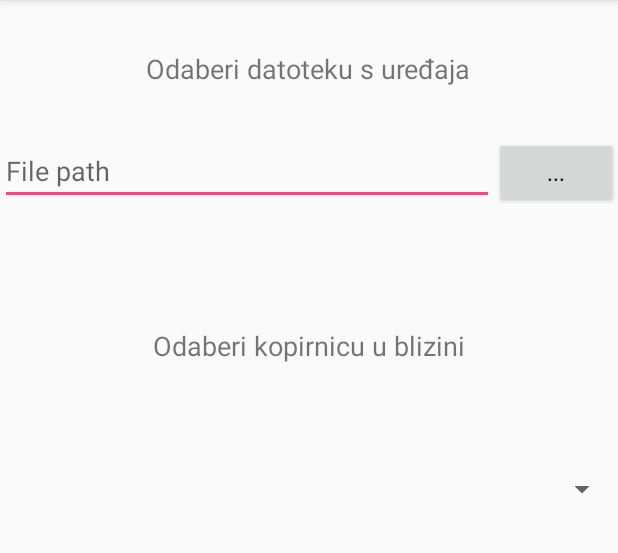
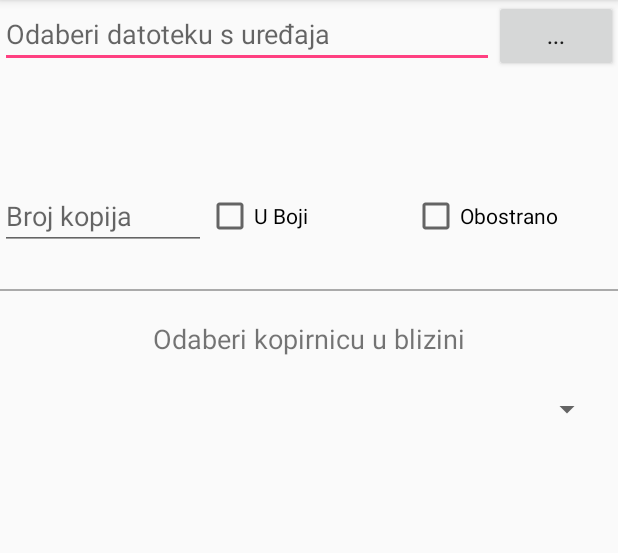
Before and after one commit to aarbanas/Print-n-Go, an Android app: the ListActivity screen opened directly, with no data from a screen before it, on a phone screen of 412 x 824 dp, the part 84-637 px from its top. Run offline under Robolectric (Android 15) with nearby library versions, the phone set to English and light mode, and no system bars.

Commit message:
Some layout updates, and comments added

```diff
--- a/app/src/main/java/com/example/arbi/printngo/ListActivity.java
+++ b/app/src/main/java/com/example/arbi/printngo/ListActivity.java
@@ -16,9 +16,6 @@ import android.widget.EditText;
 import android.widget.TextView;
 import android.widget.Toast;
 
-
-
-
 public class ListActivity extends AppCompatActivity {
 
     final int ACTIVITY_CHOOSE_FILE = 1;
@@ -27,7 +24,7 @@ public class ListActivity extends AppCompatActivity {
     protected void onCreate(Bundle savedInstanceState) {
         super.onCreate(savedInstanceState);
         setContentView(R.layout.activity_list);
-
+/*When the button (. . . ) is pressed user can select file he wants to send for printing  */
         Button openFile = (Button) findViewById(R.id.buttonSendFile);
         openFile.setOnClickListener(new View.OnClickListener() {
             @Override
@@ -39,21 +36,12 @@ public class ListActivity extends AppCompatActivity {
                 chooseFile.setType("*/*");
                 intent = Intent.createChooser(chooseFile, "Choose a file");
                 startActivityForResult(intent, ACTIVITY_CHOOSE_FILE);
-
-               /* try {
-                    startActivityForResult(Intent.createChooser(loadIntent, "Select your phrases .txt document"), 0);
-
-                } catch (android.content.ActivityNotFoundException e) {
-
-                    //if the user doesen't have file explorer installed
-                    Toast.makeText(ListActivity.this, "Please install a file manager!", Toast.LENGTH_SHORT).show();
-
-                }*/
             }
         });
     }
+    /*The selected file is than written in string (its path, not whole file) */
     protected void onActivityResult(int requestCode, int resultCode, Intent data) {
-        EditText editTextFile = (EditText) findViewById(R.id.editTextFile);
+        EditText editTextFile = (EditText) findViewById(R.id.editTextFilePath);
         switch(requestCode) {
             case ACTIVITY_CHOOSE_FILE: {
                 if (resultCode == RESULT_OK){
--- a/app/src/main/java/com/example/arbi/printngo/MainActivity.java
+++ b/app/src/main/java/com/example/arbi/printngo/MainActivity.java
@@ -17,13 +17,14 @@ public class MainActivity extends AppCompatActivity {
         setContentView(R.layout.activity_main);
     }
 
-    /** Called when the user taps the Map button */
+    /** Called when the user taps the Map button open Google maps to search for print shops in area*/
     public void openMap(View view) {
         Intent intent = new Intent(this, MapsActivity.class);
         startActivity(intent);
     }
 
-    /** Called when the user taps the List button */
+    /** Called when the user taps the "Isprintaj" button. It lists all the copy shops, lets the user to
+     * select file and other features. It shows all information about printing */
     public void openList(View view) {
         Intent intent = new Intent(this, ListActivity.class);
         startActivity(intent);
--- /dev/null
+++ b/app/src/main/res/drawable/border_set.xml
@@ -0,0 +1,24 @@
+<?xml version="1.0" encoding="utf-8"?>
+<layer-list xmlns:android="http://schemas.android.com/apk/res/android" >
+
+    <item
+        android:bottom="-2dp"
+        android:left="-2dp"
+        android:right="-2dp"
+        android:top="1dp">
+        <shape android:shape="rectangle" >
+            <stroke
+                android:width="1dp"
+                android:color="@android:color/darker_gray" />
+
+            <solid android:color="@android:color/transparent" />
+
+            <padding
+                android:bottom="10dp"
+                android:left="10dp"
+                android:right="10dp"
+                android:top="10dp" />
+        </shape>
+    </item>
+
+</layer-list>
--- a/app/src/main/res/layout/activity_list.xml
+++ b/app/src/main/res/layout/activity_list.xml
@@ -11,34 +11,25 @@
         android:layout_width="match_parent"
         android:layout_height="0dp"
         android:layout_weight="0.25"
-        android:gravity="center"
+        android:gravity="top|center"
         android:orientation="vertical"
         android:weightSum="1">
-
-        <TextView
-            android:id="@+id/textView"
-            android:layout_width="wrap_content"
-            android:layout_height="wrap_content"
-            android:layout_weight="0.4"
-            android:gravity="center"
-            android:textSize="18dp"
-            android:text="Odaberi datoteku s uređaja" />
 
         <LinearLayout
             android:layout_width="match_parent"
             android:layout_height="0dp"
-            android:layout_weight="0.6"
+            android:layout_weight="0.5"
             android:orientation="horizontal"
             android:weightSum="1">
 
             <EditText
-                android:id="@+id/editTextFile"
+                android:id="@+id/editTextFilePath"
                 android:layout_width="0dp"
                 android:layout_height="wrap_content"
                 android:layout_weight="0.8"
                 android:editable="false"
                 android:ems="10"
-                android:hint="File path"
+                android:hint="Odaberi datoteku s uređaja"
                 android:inputType="none" />
 
             <Button
@@ -51,21 +42,54 @@
 
         </LinearLayout>
 
+        <LinearLayout
+            android:layout_width="match_parent"
+            android:layout_height="0dp"
+            android:layout_weight="0.5"
+            android:weightSum="3"
+            android:gravity="center"
+            android:orientation="horizontal">
+
+            <EditText
+                android:id="@+id/editTextPaperCount"
+                android:layout_width="0dp"
+                android:layout_height="wrap_content"
+                android:layout_weight="1"
+                android:ems="10"
+                android:hint="Broj kopija"
+                android:inputType="number" />
+
+            <CheckBox
+                android:id="@+id/checkBoxInColor"
+                android:layout_width="0dp"
+                android:layout_height="wrap_content"
+                android:layout_weight="1"
+                android:text="U Boji" />
+
+            <CheckBox
+                android:id="@+id/checkBoxBothSides"
+                android:layout_width="0dp"
+                android:layout_height="wrap_content"
+                android:layout_weight="1"
+                android:text="Obostrano" />
+        </LinearLayout>
+
     </LinearLayout>
 
     <LinearLayout
         android:layout_width="match_parent"
         android:layout_height="0dp"
-        android:layout_weight="0.25"
+        android:layout_weight="0.15"
         android:orientation="vertical"
-        android:gravity="center"
+        android:gravity="top"
+        android:background="@drawable/border_set"
         android:weightSum="1">
 
         <TextView
             android:id="@+id/textView2"
             android:layout_width="match_parent"
             android:layout_height="0dp"
-            android:layout_weight="0.4"
+            android:layout_weight="0.5"
             android:gravity="center"
             android:textSize="18dp"
             android:text="Odaberi kopirnicu u blizini" />
@@ -74,13 +98,13 @@
             android:id="@+id/spinnerPrintList"
             android:layout_width="match_parent"
             android:layout_height="0dp"
-            android:layout_weight="0.6" />
+            android:layout_weight="0.5" />
     </LinearLayout>
 
     <LinearLayout
         android:layout_width="match_parent"
         android:layout_height="0dp"
-        android:layout_weight="0.5"
+        android:layout_weight="0.6"
         android:orientation="horizontal">
 
         <ImageView
```
